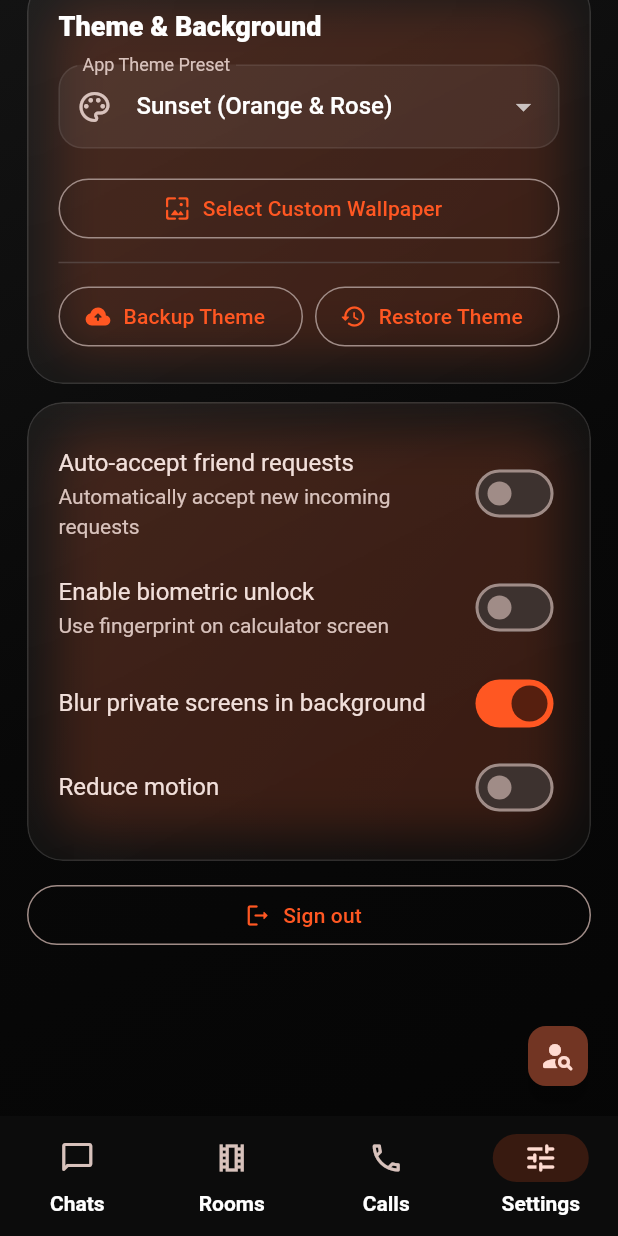
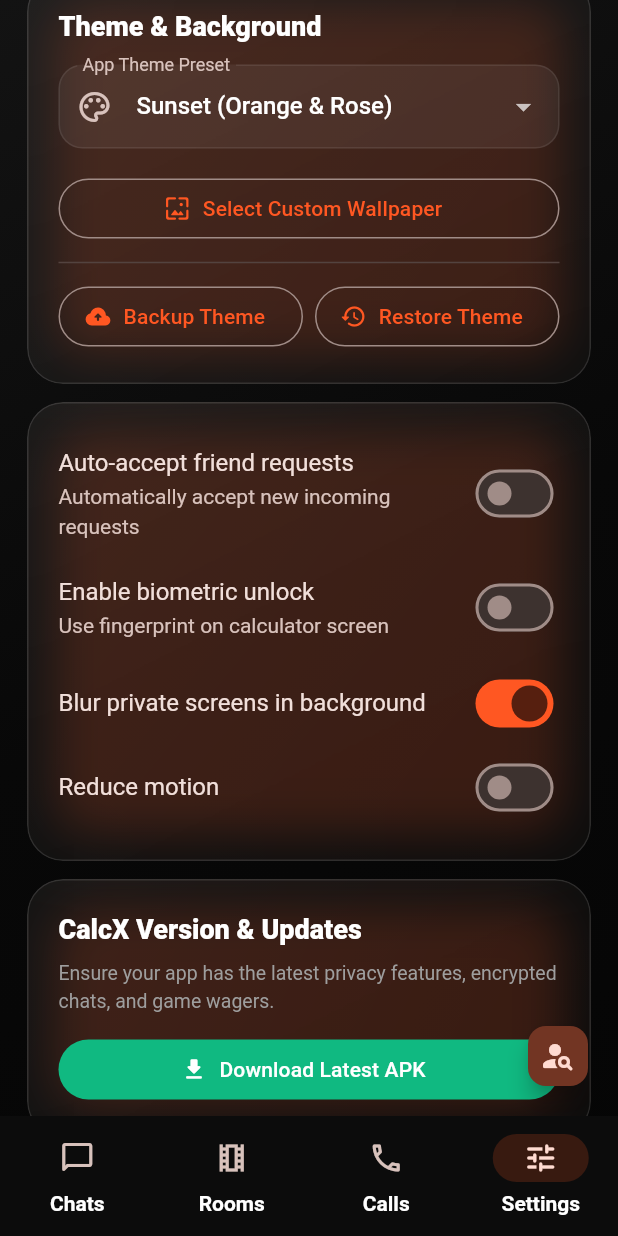
Before and after one commit to bihartv52-lab/CalcX, a Flutter app: the HomeShell screen opened by its route, item 4 of the bottom bar chosen, scrolled down 955 dp, on a phone screen of 412 x 824 dp. Run offline on Flutter 3.47's test engine with Material 3 defaults, Android fonts, the phone set to English and light mode, and no system bars; our stand-ins replace audioplayers, better_player_plus, file_picker, firebase_core, firebase_messaging, flutter_dotenv and 8 more; missing offline and left inert: flutter_inappwebview, livekit_client, record; accounts and stored records are empty; network calls fail; Roboto replaces fonts that are missing (Geist, Sora).

Commit message:
feat: Add APK download button in settings & remove database credit wager limits

```diff
--- a/lib/features/settings/presentation/settings_page.dart
+++ b/lib/features/settings/presentation/settings_page.dart
@@ -11,6 +11,7 @@ import 'package:go_router/go_router.dart';
 import 'package:image_picker/image_picker.dart';
 import 'package:path_provider/path_provider.dart';
 import 'package:image/image.dart' as img;
+import 'package:url_launcher/url_launcher.dart';
 import 'dart:io';
 
 class SettingsPage extends ConsumerStatefulWidget {
@@ -247,6 +248,19 @@ class _SettingsPageState extends ConsumerState<SettingsPage> {
       if (mounted) {
         ScaffoldMessenger.of(context).showSnackBar(
           SnackBar(content: Text('Error updating setting: $e')),
+        );
+      }
+    }
+  }
+
+  Future<void> _launchApkDownload() async {
+    final url = Uri.parse('https://bihartv52-2243s-projects.vercel.app/');
+    if (await canLaunchUrl(url)) {
+      await launchUrl(url, mode: LaunchMode.externalApplication);
+    } else {
+      if (mounted) {
+        ScaffoldMessenger.of(context).showSnackBar(
+          const SnackBar(content: Text('Could not open download page')),
         );
       }
     }
@@ -633,6 +647,33 @@ class _SettingsPageState extends ConsumerState<SettingsPage> {
             ],
           ),
         ),
+        GlassCard(
+          margin: const EdgeInsets.only(bottom: 12),
+          child: Column(
+            crossAxisAlignment: CrossAxisAlignment.stretch,
+            children: [
+              const Text(
+                'CalcX Version & Updates',
+                style: TextStyle(fontWeight: FontWeight.w900, fontSize: 18),
+              ),
+              const SizedBox(height: 6),
+              const Text(
+                'Ensure your app has the latest privacy features, encrypted chats, and game wagers.',
+                style: TextStyle(color: Colors.grey, fontSize: 13),
+              ),
+              const SizedBox(height: 12),
+              FilledButton.icon(
+                onPressed: _launchApkDownload,
+                icon: const Icon(Icons.download_rounded),
+                label: const Text('Download Latest APK'),
+                style: FilledButton.styleFrom(
+                  backgroundColor: const Color(0xff10b981), // Premium green accent
+                  foregroundColor: Colors.white,
+                ),
+              ),
+            ],
+          ),
+        ),
         OutlinedButton.icon(
           onPressed: () async {
             // Show confirmation dialog
```
Also changed, not shown: 2 other files.
